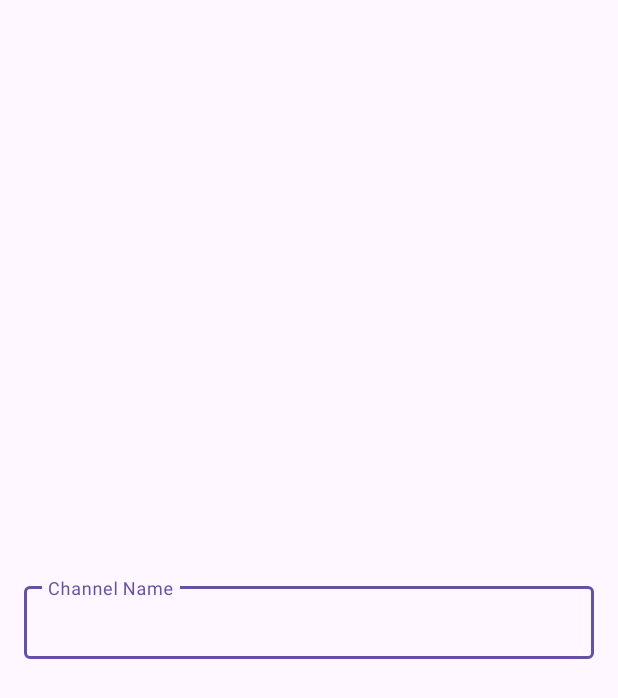
After one commit to Aviral-Kaushik/TalkBuzz, an Android app: the layout dialog_channel_name.xml on its own in the app's theme, with its tools: preview values and no code run, on a phone screen of 412 x 824 dp. The commit adds this screen. Shown: the top 698 px of the screen. Run offline under Robolectric (Android 15) with nearby library versions, the phone set to English and light mode, and no system bars.

Commit message:
Initial Project Setup with basic UI

```diff
--- /dev/null
+++ b/app/src/main/res/layout/dialog_channel_name.xml
@@ -0,0 +1,28 @@
+<?xml version="1.0" encoding="utf-8"?>
+<androidx.constraintlayout.widget.ConstraintLayout xmlns:android="http://schemas.android.com/apk/res/android"
+    xmlns:app="http://schemas.android.com/apk/res-auto"
+    xmlns:tools="http://schemas.android.com/tools"
+    android:layout_width="match_parent"
+    android:layout_height="match_parent"
+    android:padding="16dp">
+
+    <com.google.android.material.textfield.TextInputLayout
+        android:id="@+id/tilChannelName"
+        style="@style/Widget.MaterialComponents.TextInputLayout.OutlinedBox.Dense"
+        android:layout_width="0dp"
+        android:layout_height="wrap_content"
+        android:hint="@string/channel_name"
+        app:layout_constraintBottom_toBottomOf="parent"
+        app:layout_constraintEnd_toEndOf="parent"
+        app:layout_constraintHorizontal_bias="0.5"
+        app:layout_constraintStart_toStartOf="parent"
+        app:layout_constraintTop_toTopOf="parent">
+
+        <com.google.android.material.textfield.TextInputEditText
+            android:id="@+id/etChannelName"
+            android:layout_width="match_parent"
+            android:layout_height="match_parent" />
+
+    </com.google.android.material.textfield.TextInputLayout>
+
+</androidx.constraintlayout.widget.ConstraintLayout>
--- a/build.gradle.kts
+++ b/build.gradle.kts
@@ -2,4 +2,5 @@
 plugins {
     id("com.android.application") version "8.1.1" apply false
     id("org.jetbrains.kotlin.android") version "1.9.0" apply false
+    id("androidx.navigation.safeargs") version "2.4.1" apply false
 }
```
Also changed, not shown: app/build.gradle.kts (+22 -0 lines), app/src/main/java/com/aviral/talkbuzz/MainActivity.kt (+6 -1 lines), app/src/main/res/layout/activity_main.xml (+13 -10 lines), app/src/main/res/layout/fragment_channel.xml (added, +25 -0 lines), app/src/main/res/layout/fragment_chat.xml (added, +37 -0 lines), app/src/main/res/layout/fragment_login.xml (added, +65 -0 lines), app/src/main/res/values/strings.xml (+12 -0 lines).
